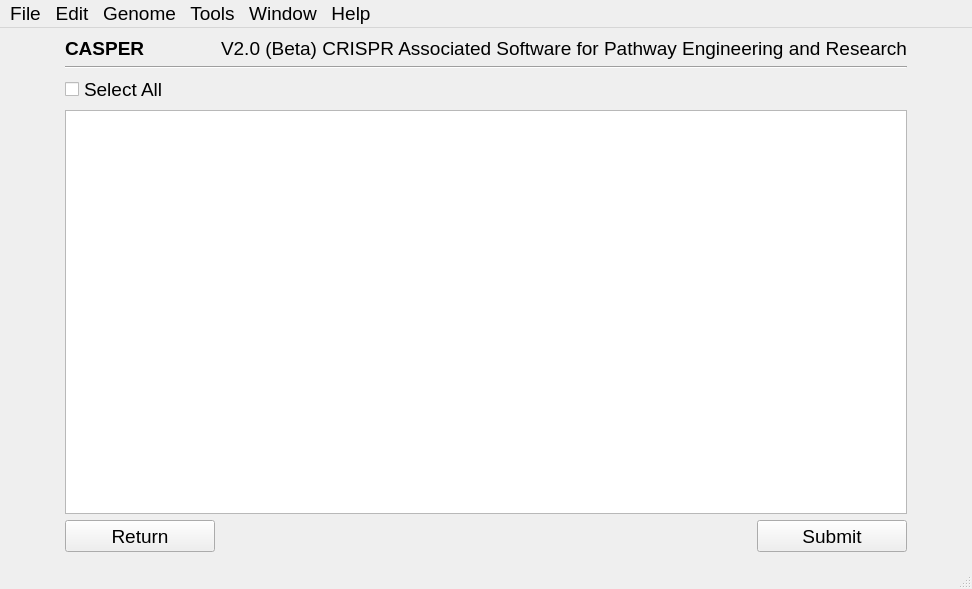
This is Annotation Details.ui in TrinhLab/CASPERapp as Qt 5 draws it before an edit. The edited form follows.
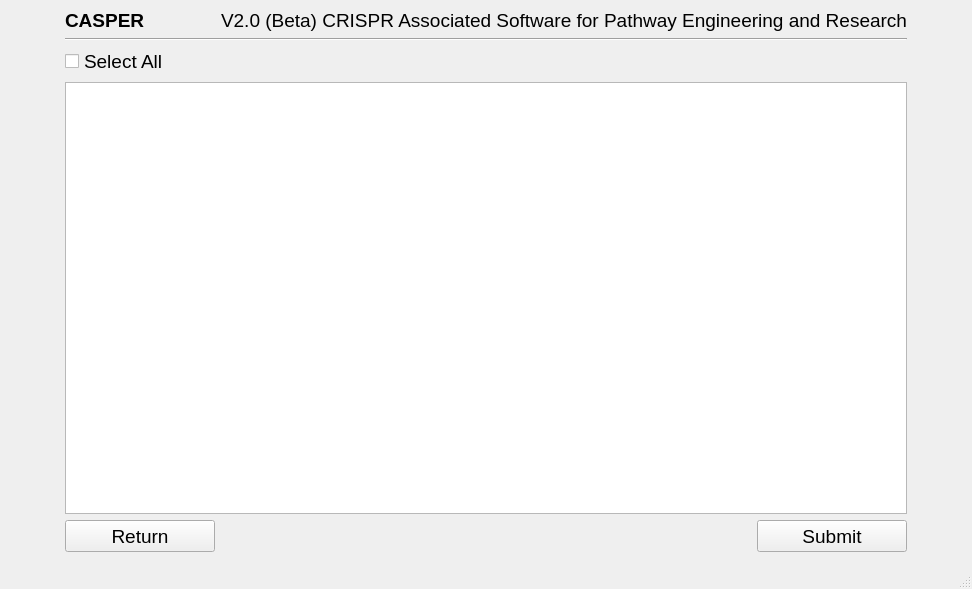
This is the edited form.

The edit to the form file:
```diff
--- a/Annotation Details.ui
+++ b/Annotation Details.ui
@@ -180,76 +180,9 @@
      <x>0</x>
      <y>0</y>
      <width>936</width>
-     <height>28</height>
+     <height>24</height>
     </rect>
    </property>
-   <widget class="QMenu" name="menuFile">
-    <property name="title">
-     <string>File</string>
-    </property>
-    <addaction name="actionNew"/>
-    <addaction name="actionOpen"/>
-    <addaction name="actionOpen_Recent"/>
-    <addaction name="actionSave"/>
-    <addaction name="separator"/>
-    <addaction name="actionExit"/>
-   </widget>
-   <widget class="QMenu" name="menuEdit">
-    <property name="title">
-     <string>Edit</string>
-    </property>
-    <addaction name="actionUndo"/>
-    <addaction name="actionCut"/>
-    <addaction name="actionCopy"/>
-    <addaction name="actionPaste"/>
-    <addaction name="separator"/>
-    <addaction name="actionCut_Rev_Com"/>
-    <addaction name="actionCopy_Rev_Com"/>
-    <addaction name="actionPaste_Rev_Com"/>
-   </widget>
-   <widget class="QMenu" name="menuGenome">
-    <property name="title">
-     <string>Genome</string>
-    </property>
-    <addaction name="actionUpload_New_Genome"/>
-    <addaction name="actionUpload_New_Endonuclease"/>
-    <addaction name="actionChange_Directory"/>
-   </widget>
-   <widget class="QMenu" name="menuTools">
-    <property name="title">
-     <string>Tools</string>
-    </property>
-    <widget class="QMenu" name="menuExport_to">
-     <property name="title">
-      <string>Export to...</string>
-     </property>
-     <addaction name="actionExcel_csv"/>
-     <addaction name="actionIDT_Order"/>
-    </widget>
-    <addaction name="actionMultitargeting"/>
-    <addaction name="actionPopulation_Analysis"/>
-    <addaction name="actionComplete_Target_Analysis"/>
-    <addaction name="separator"/>
-    <addaction name="menuExport_to"/>
-    <addaction name="actionNCBI_BLAST"/>
-   </widget>
-   <widget class="QMenu" name="menuWindow">
-    <property name="title">
-     <string>Window</string>
-    </property>
-    <addaction name="actionNew_CASPER_Window"/>
-   </widget>
-   <widget class="QMenu" name="menuHelp">
-    <property name="title">
-     <string>Help</string>
-    </property>
-   </widget>
-   <addaction name="menuFile"/>
-   <addaction name="menuEdit"/>
-   <addaction name="menuGenome"/>
-   <addaction name="menuTools"/>
-   <addaction name="menuWindow"/>
-   <addaction name="menuHelp"/>
   </widget>
   <widget class="QStatusBar" name="statusbar"/>
   <action name="actionNew">
```
Left out of the diff: 4 changed lines with no effect on the pictures.
